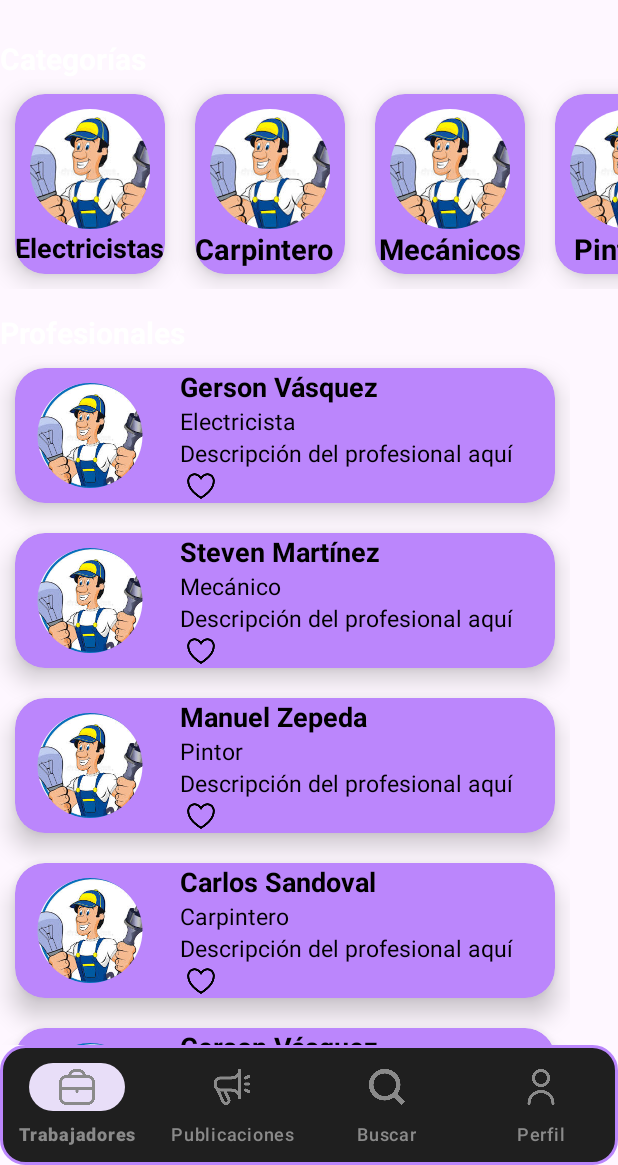
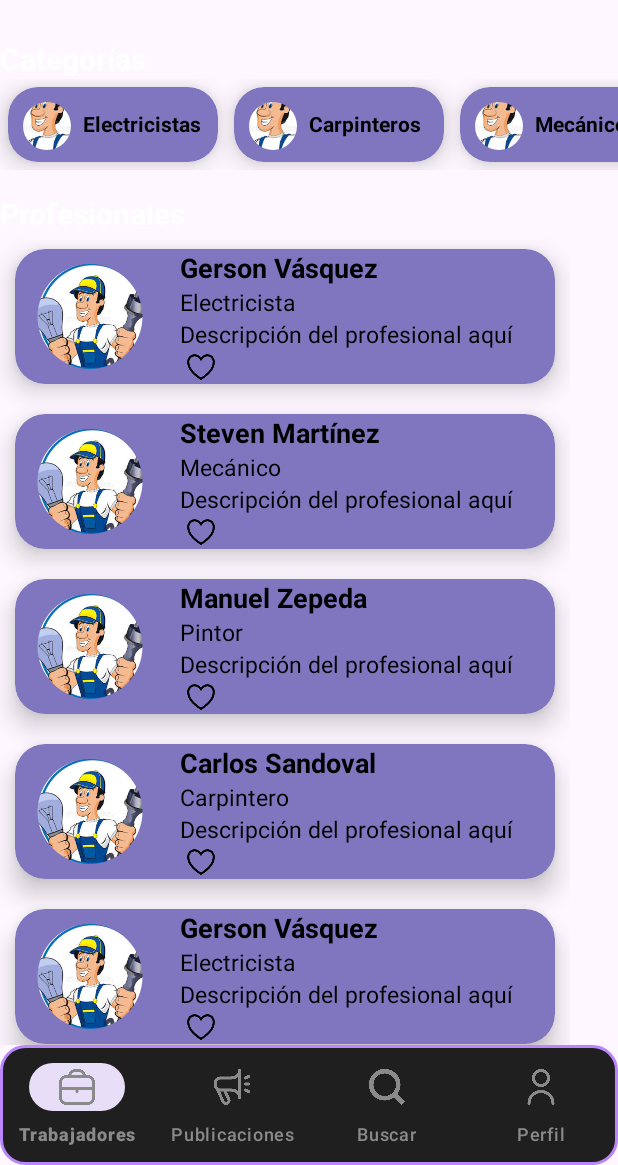
Before and after one commit to StevenJM05/Apployment-app, an Android app: the screen it shows after launch (MainActivity), on a phone screen of 412 x 824 dp, the part 71-1236 px from its top. Run offline under Robolectric (Android 15) with nearby library versions, the phone set to English and light mode, and no system bars; our stand-ins replace CircleImageView.

Commit message:
arreglo de categorias

```diff
--- a/app/src/main/res/layout/fragment_workers.xml
+++ b/app/src/main/res/layout/fragment_workers.xml
@@ -29,17 +29,18 @@
             android:id="@+id/icononotificaciones"
             android:layout_width="wrap_content"
             android:layout_height="30dp"
-            android:layout_marginEnd="-77dp"
+            android:layout_marginEnd="-76dp"
             android:src="@drawable/notificaciones"
-            app:tint="@color/white" />
+            app:tint="@color/white"/>
 
         <ImageView
             android:id="@+id/imagenperfil"
             android:layout_width="wrap_content"
             android:layout_height="30dp"
-            android:layout_marginEnd="-49dp"
+            android:layout_marginEnd="-47dp"
             android:src="@drawable/perfil"
-            app:tint="@color/white" />
+            app:tint="@color/white"
+          />
     </LinearLayout>
 
 
@@ -68,173 +69,187 @@
 
             <androidx.cardview.widget.CardView
                 android:id="@+id/carta1"
-                android:layout_width="100dp"
-                android:layout_height="120dp"
-                android:layout_margin="10dp"
+                android:layout_width="140dp"
+                android:layout_height="50dp"
+                android:layout_margin="5dp"
                 app:cardCornerRadius="20dp"
                 app:cardElevation="10dp"
                 android:clickable="true"
                 android:focusable="true"
                 android:foreground="?attr/selectableItemBackground"
-                app:cardBackgroundColor="@color/accent">
+                app:cardBackgroundColor="@color/moradoclaro">
 
                 <LinearLayout
                     android:layout_width="match_parent"
                     android:layout_height="wrap_content"
-                    android:orientation="vertical">
+                    android:orientation="horizontal">
 
                     <de.hdodenhof.circleimageview.CircleImageView
-                        android:layout_width="100dp"
-                        android:layout_height="80dp"
+                        android:layout_width="92dp"
+                        android:layout_height="32dp"
                         android:layout_marginTop="10dp"
+                        android:layout_marginStart="-20dp"
                         android:src="@drawable/img" />
 
                     <TextView
-                        android:layout_width="wrap_content"
-                        android:layout_height="wrap_content"
+                        android:layout_width="98dp"
+                        android:layout_height="20dp"
+                        android:layout_marginTop="4dp"
+                        android:layout_gravity="center"
+                        android:layout_marginStart="-22dp"
                         android:text="Electricistas"
                         android:textColor="@color/black"
-                        android:textSize="18sp"
-                        android:textStyle="bold"
-                        android:layout_gravity="center"/>
+                        android:textSize="14sp"
+                        android:textStyle="bold" />
 
                 </LinearLayout>
             </androidx.cardview.widget.CardView>
             <androidx.cardview.widget.CardView
                 android:id="@+id/carta2"
-                android:layout_width="100dp"
-                android:layout_height="120dp"
-                android:layout_margin="10dp"
+                android:layout_width="140dp"
+                android:layout_height="50dp"
+                android:layout_margin="5dp"
                 app:cardCornerRadius="20dp"
                 app:cardElevation="10dp"
                 android:clickable="true"
                 android:focusable="true"
                 android:foreground="?attr/selectableItemBackground"
-                app:cardBackgroundColor="@color/accent">
+                app:cardBackgroundColor="@color/moradoclaro">
 
                 <LinearLayout
                     android:layout_width="match_parent"
                     android:layout_height="wrap_content"
-                    android:orientation="vertical">
+                    android:orientation="horizontal">
 
                     <de.hdodenhof.circleimageview.CircleImageView
-                        android:layout_width="100dp"
-                        android:layout_height="80dp"
+                        android:layout_width="92dp"
+                        android:layout_height="32dp"
                         android:layout_marginTop="10dp"
+                        android:layout_marginStart="-20dp"
                         android:src="@drawable/img" />
 
                     <TextView
-                        android:layout_width="wrap_content"
-                        android:layout_height="wrap_content"
+                        android:layout_width="98dp"
+                        android:layout_height="20dp"
+                        android:layout_marginTop="4dp"
+                        android:layout_gravity="center"
+                        android:layout_marginStart="-22dp"
                         android:text="Carpinteros"
                         android:textColor="@color/black"
-                        android:textSize="19sp"
+                        android:textSize="14sp"
                         android:textStyle="bold"
-                        android:layout_gravity="center"
                      />
 
                 </LinearLayout>
             </androidx.cardview.widget.CardView>
             <androidx.cardview.widget.CardView
                 android:id="@+id/carta3"
-                android:layout_width="100dp"
-                android:layout_height="120dp"
-                android:layout_margin="10dp"
+                android:layout_width="140dp"
+                android:layout_height="50dp"
+                android:layout_margin="5dp"
                 app:cardCornerRadius="20dp"
                 app:cardElevation="10dp"
                 android:clickable="true"
                 android:focusable="true"
                 android:foreground="?attr/selectableItemBackground"
-                app:cardBackgroundColor="@color/accent">
+                app:cardBackgroundColor="@color/moradoclaro">
 
             <LinearLayout
                     android:layout_width="match_parent"
                     android:layout_height="wrap_content"
-                    android:orientation="vertical">
+                    android:orientation="horizontal">
 
                     <de.hdodenhof.circleimageview.CircleImageView
-                        android:layout_width="100dp"
-                        android:layout_height="80dp"
+                        android:layout_width="92dp"
+                        android:layout_height="32dp"
                         android:layout_marginTop="10dp"
+                        android:layout_marginStart="-20dp"
                         android:src="@drawable/img" />
 
                     <TextView
-                        android:layout_width="wrap_content"
-                        android:layout_height="wrap_content"
+                        android:layout_width="98dp"
+                        android:layout_height="20dp"
+                        android:layout_marginTop="4dp"
+                        android:layout_gravity="center"
+                        android:layout_marginStart="-22dp"
                         android:text="Mecánicos"
                         android:textColor="@color/black"
-                        android:textSize="19sp"
-                        android:textStyle="bold"
-                        android:layout_gravity="center"/>
+                        android:textSize="14sp"
+                        android:textStyle="bold" />
 
                 </LinearLayout>
             </androidx.cardview.widget.CardView>
             <androidx.cardview.widget.CardView
                 android:id="@+id/carta4"
-                android:layout_width="100dp"
-                android:layout_height="120dp"
-                android:layout_margin="10dp"
+                android:layout_width="140dp"
+                android:layout_height="50dp"
+                android:layout_margin="5dp"
                 app:cardCornerRadius="20dp"
                 app:cardElevation="10dp"
                 android:clickable="true"
                 android:focusable="true"
                 android:foreground="?attr/selectableItemBackground"
-                app:cardBackgroundColor="@color/accent">
+                app:cardBackgroundColor="@color/moradoclaro">
 
                 <LinearLayout
                     android:layout_width="match_parent"
                     android:layout_height="wrap_content"
-                    android:orientation="vertical">
+                    android:orientation="horizontal">
 
                     <de.hdodenhof.circleimageview.CircleImageView
-                        android:layout_width="100dp"
-                        android:layout_height="80dp"
+                        android:layout_width="92dp"
+                        android:layout_height="32dp"
                         android:layout_marginTop="10dp"
+                        android:layout_marginStart="-20dp"
                         android:src="@drawable/img" />
 
                     <TextView
-                        android:layout_width="wrap_content"
-                        android:layout_height="wrap_content"
+                        android:layout_width="98dp"
+                        android:layout_height="20dp"
+                        android:layout_marginTop="4dp"
+                        android:layout_gravity="center"
+                        android:layout_marginStart="-22dp"
                         android:text="Pintores"
                         android:textColor="@color/black"
-                        android:textSize="19sp"
-                        android:textStyle="bold"
-                        android:layout_gravity="center"/>
+                        android:textSize="14sp"
+                        android:textStyle="bold" />
 
                 </LinearLayout>
             </androidx.cardview.widget.CardView>
             <androidx.cardview.widget.CardView
                 android:id="@+id/carta5"
-                android:layout_width="100dp"
-                android:layout_height="120dp"
-                android:layout_margin="10dp"
+                android:layout_width="140dp"
+                android:layout_height="50dp"
+                android:layout_margin="5dp"
                 app:cardCornerRadius="20dp"
                 app:cardElevation="10dp"
                 android:clickable="true"
                 android:focusable="true"
                 android:foreground="?attr/selectableItemBackground"
-                app:cardBackgroundColor="@color/accent">
+                app:cardBackgroundColor="@color/moradoclaro">
 
                 <LinearLayout
                     android:layout_width="match_parent"
                     android:layout_height="wrap_content"
-                    android:orientation="vertical">
+                    android:orientation="horizontal">
 
                     <de.hdodenhof.circleimageview.CircleImageView
-                        android:layout_width="100dp"
-                        android:layout_height="80dp"
+                        android:layout_width="92dp"
+                        android:layout_height="32dp"
                         android:layout_marginTop="10dp"
+                        android:layout_marginStart="-20dp"
                         android:src="@drawable/img" />
 
                     <TextView
-                        android:layout_width="wrap_content"
-                        android:layout_height="wrap_content"
+                        android:layout_width="98dp"
+                        android:layout_height="20dp"
+                        android:layout_marginTop="4dp"
+                        android:layout_gravity="center"
+                        android:layout_marginStart="-22dp"
                         android:text="Albañiles"
-                        android:textSize="19sp"
+                        android:textSize="14sp"
                         android:textColor="@color/black"
-                        android:textStyle="bold"
-                        android:layout_gravity="center"
-                       />
+                        android:textStyle="bold" />
 
                 </LinearLayout>
             </androidx.cardview.widget.CardView>
@@ -270,7 +285,7 @@
             android:clickable="true"
             android:focusable="true"
             android:foreground="?attr/selectableItemBackground"
-            app:cardBackgroundColor="@color/accent">
+            app:cardBackgroundColor="@color/moradoclaro">
 
             <LinearLayout
                 android:layout_width="match_parent"
@@ -328,7 +343,7 @@
             android:clickable="true"
             android:focusable="true"
             android:foreground="?attr/selectableItemBackground"
-            app:cardBackgroundColor="@color/accent">
+            app:cardBackgroundColor="@color/moradoclaro">
 
             <LinearLayout
                 android:layout_width="match_parent"
@@ -386,7 +401,7 @@
             android:clickable="true"
             android:focusable="true"
             android:foreground="?attr/selectableItemBackground"
-            app:cardBackgroundColor="@color/accent">
+            app:cardBackgroundColor="@color/moradoclaro">
 
             <LinearLayout
                 android:layout_width="match_parent"
@@ -444,7 +459,7 @@
             android:clickable="true"
             android:focusable="true"
             android:foreground="?attr/selectableItemBackground"
-            app:cardBackgroundColor="@color/accent">
+            app:cardBackgroundColor="@color/moradoclaro">
 
             <LinearLayout
                 android:layout_width="match_parent"
@@ -502,7 +517,7 @@
             android:clickable="true"
             android:focusable="true"
             android:foreground="?attr/selectableItemBackground"
-            app:cardBackgroundColor="@color/accent">
+            app:cardBackgroundColor="@color/moradoclaro">
 
             <LinearLayout
                 android:layout_width="match_parent"
--- a/app/src/main/res/values/colors.xml
+++ b/app/src/main/res/values/colors.xml
@@ -15,6 +15,8 @@
     <color name="accent">#BB86FC</color>
 
     <color name="icon_color">#B0BEC5</color>
+    <color name="moradoclaro">#7F76BF</color>
+    <color name="naranja">#BF8376</color>
     <color name="icon_selected_color">#03DAC5</color>
 
 </resources>
```
